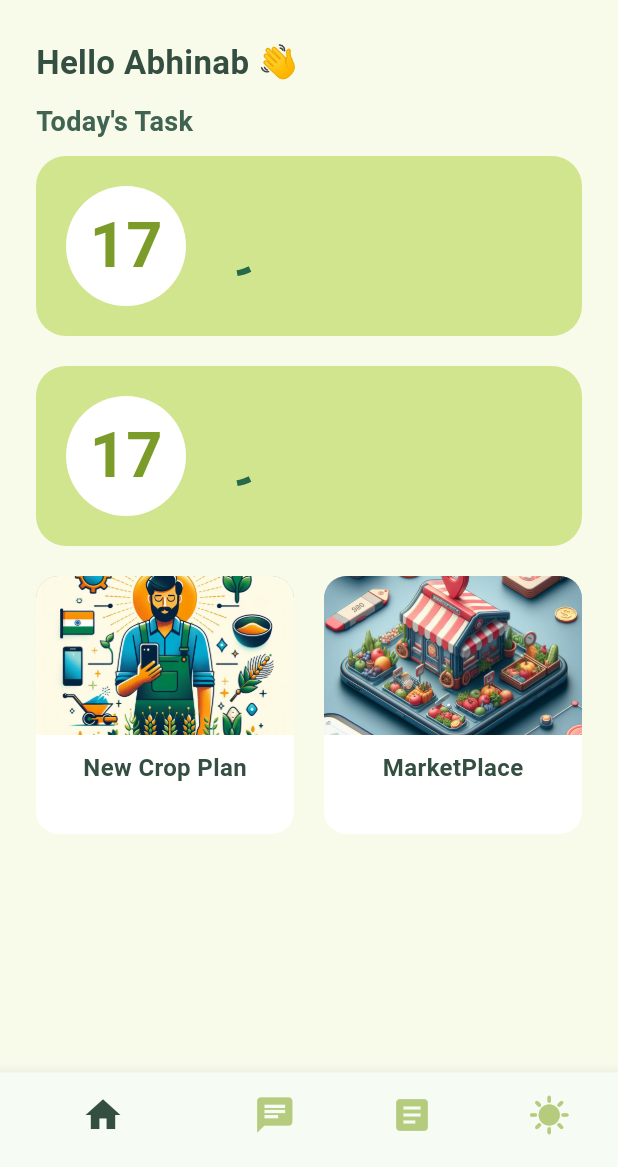
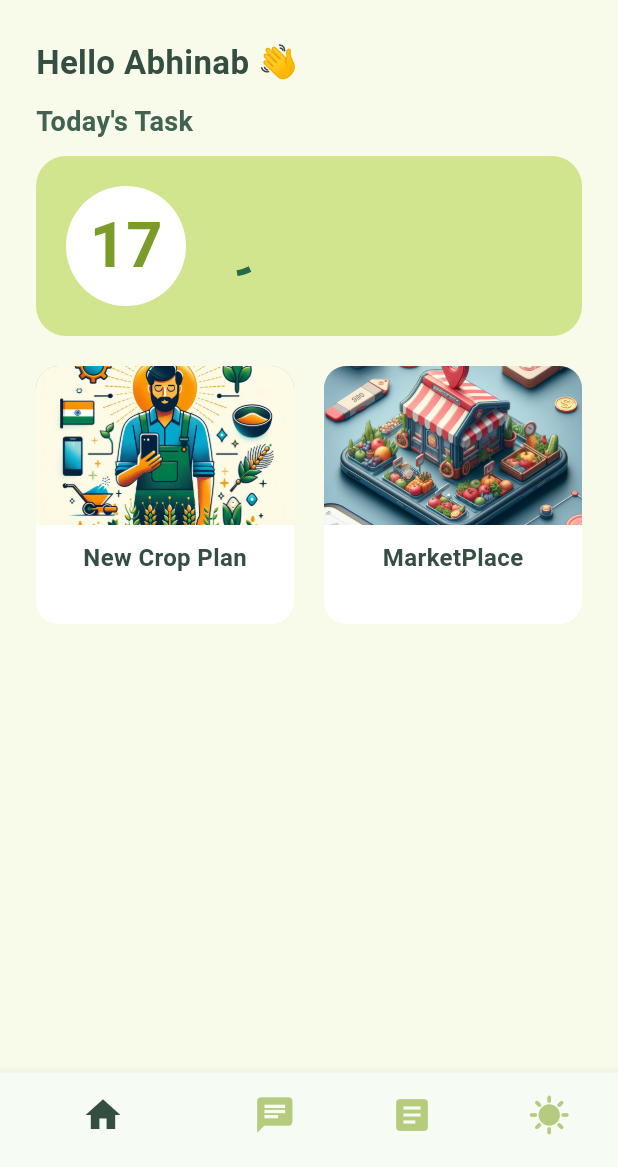
Before and after one commit to Venture-Xs/Fasal_App, a Flutter app: the screen it shows after launch, on a phone screen of 412 x 824 dp, the part 69-1236 px from its top. Run offline on Flutter 3.47's test engine with Material 3 defaults, Android fonts, the light colour scheme and no system bars; our stand-ins replace page_transition, shared_preferences, weather.

Commit message:
Changes in HomePage

```diff
--- a/lib/pages/HomePage/home_page.dart
+++ b/lib/pages/HomePage/home_page.dart
@@ -45,8 +45,6 @@ class HomePage extends StatelessWidget {
                     height: 10,
                   ),
                   ProgressCard(),
-                  SizedBox(height: 20),
-                  ProgressCard(),
                   SizedBox(
                     height: 20,
                   ),
--- a/lib/pages/nav.dart
+++ b/lib/pages/nav.dart
@@ -1,4 +1,4 @@
-import 'package:fasal_app/pages/HomePageOptions/WeatherForecast/weather_forecast.dart';
+import 'package:fasal_app/pages/WeatherForecast/weather_forecast.dart';
 import 'package:fasal_app/pages/ProfilePage/profile.dart';
 import 'package:flutter/material.dart';
 
--- a/lib/pages/pages.dart
+++ b/lib/pages/pages.dart
@@ -1,4 +1,4 @@
 export 'HomePage/home_page.dart';
-export "chat_page.dart";
+export 'ChatPage/chat_page.dart';
 export 'nav.dart';
 export "profile_page.dart";
```
